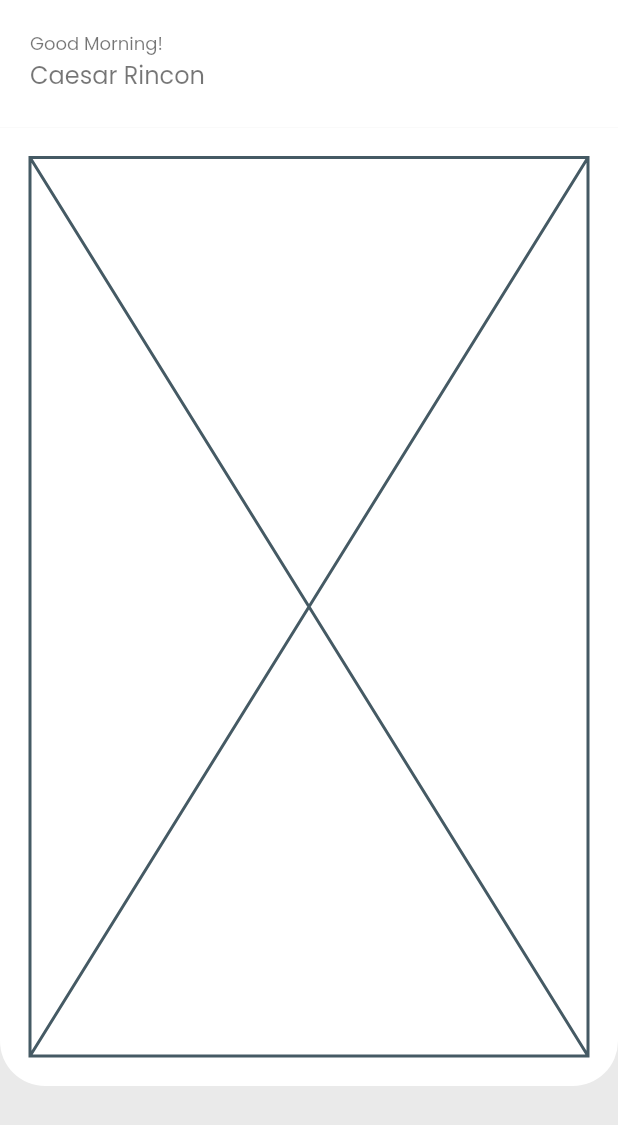
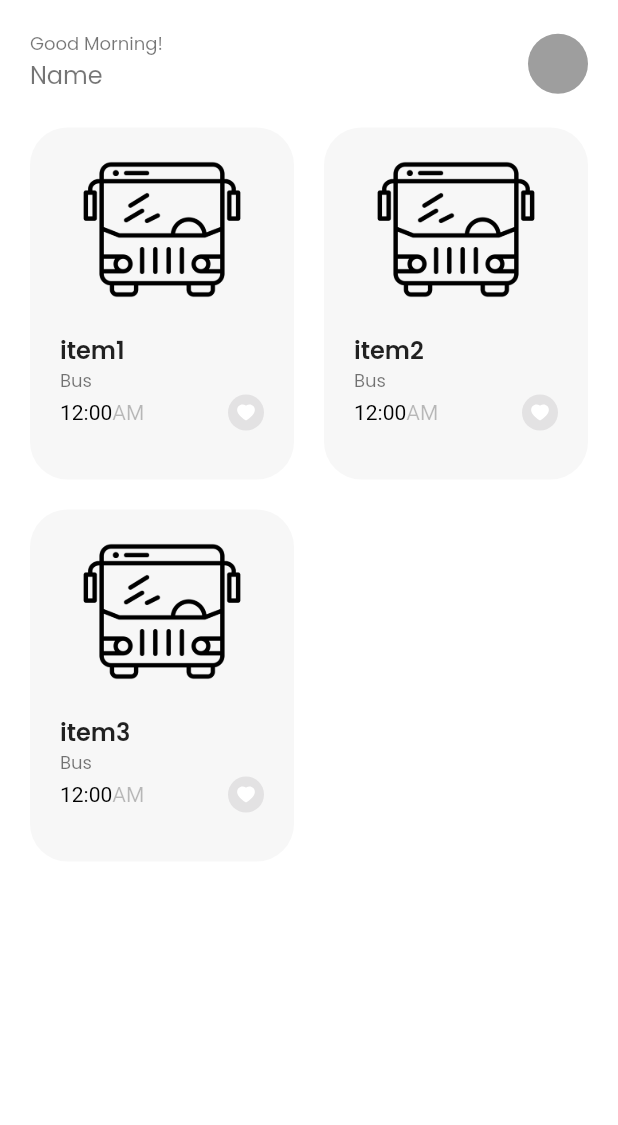
Before and after one commit to chlee1252/Scheduled_Map, a Flutter app: the screen it shows after launch, on a phone screen of 412 x 824 dp. Shown: the top 1125 px of the screen. Run offline on Flutter 3.47's test engine with Material 2 defaults, Android fonts, the phone set to English and light mode, and no system bars; our stand-ins replace flutter_svg, get, google_fonts.

```diff
--- /dev/null
+++ b/lib/details/controllers/details_state.dart
@@ -0,0 +1,3 @@
+enum DetailState {
+  NORMAL, MENU
+}
--- a/lib/home/controllers/home_controller.dart
+++ /dev/null
@@ -1,12 +0,0 @@
-import 'package:flutter/material.dart';
-import 'package:scheduled_map/home/controllers/home_state.dart';
-
-
-class HomeController extends ChangeNotifier {
-  HomeState homeState = HomeState.NORMAL;
-
-  void changeHomeState(HomeState state) {
-    homeState = state;
-    notifyListeners();
-  }
-}
--- a/lib/home/controllers/home_state.dart
+++ /dev/null
@@ -1,3 +0,0 @@
-enum HomeState {
-  NORMAL, MENU
-}
--- a/lib/home/screen/home_screen.dart
+++ b/lib/home/screen/home_screen.dart
@@ -1,20 +1,16 @@
 import 'package:flutter/material.dart';
 import 'package:scheduled_map/constants.dart';
-import 'package:scheduled_map/home/controllers/home_state.dart';
-import 'package:scheduled_map/home/controllers/home_controller.dart';
 import 'package:scheduled_map/home/widget/home_header.dart';
+import 'package:scheduled_map/home/widget/route_card.dart';
+import 'package:scheduled_map/models/Items.dart';
 
 class HomeScreen extends StatelessWidget {
-  final HomeController homeController = HomeController();
 
-  void _onVerticalGesture(DragUpdateDetails details) {
-    if (details.primaryDelta! < -0.7) {
-      homeController.changeHomeState(HomeState.MENU);
-    } else if (details.primaryDelta! > 12) {
-      homeController.changeHomeState(HomeState.NORMAL);
-    }
-  }
-
+  final List<Items> example = [
+    new Items(title: "item1", image: "assets/icon/bus.png"),
+    new Items(title: "item2", image: "assets/icon/bus.png"),
+    new Items(title: "item3", image: "assets/icon/bus.png")
+  ];
   @override
   Widget build(BuildContext context) {
     return Scaffold(
@@ -22,69 +18,32 @@ class HomeScreen extends StatelessWidget {
       body: SafeArea(
         bottom: false,
         child: Container(
-          color: greyTheme,
-          child: AnimatedBuilder(
-            animation: homeController,
-            builder: (context, _) {
-              return LayoutBuilder(
-                builder: (context, BoxConstraints constraints) {
-                  return Stack(
+          child: Column(
             children: [
-                      AnimatedPositioned(
-                        duration: panelTransition,
-                        top: homeController.homeState == HomeState.NORMAL
-                            ? headerHeight
-                            : -(constraints.maxHeight -
-                                menuBarHeight * 2 -
-                                headerHeight),
-                        left: 0,
-                        right: 0,
-                        height: constraints.maxHeight -
-                            headerHeight -
-                            menuBarHeight,
+              HomeHeader(),
+              Expanded(
                 child: Container(
-                          padding: const EdgeInsets.all(defaultPadding),
+                  padding: const EdgeInsets.symmetric(horizontal: defaultPadding),
                   decoration: BoxDecoration(
                     color: Colors.white,
                     borderRadius: const BorderRadius.only(
                       bottomLeft: Radius.circular(defaultPadding * 1.5),
-                              bottomRight:
-                                  Radius.circular(defaultPadding * 1.5),
+                      bottomRight: Radius.circular(defaultPadding * 1.5),
                     ),
                   ),
-                          child: Placeholder(),
+                  child: GridView.builder(
+                    itemCount: example.length,
+                    gridDelegate: SliverGridDelegateWithFixedCrossAxisCount(
+                      crossAxisCount: 2,
+                      childAspectRatio: 0.75,
+                      mainAxisSpacing: defaultPadding,
+                      crossAxisSpacing: defaultPadding,
+                    ),
+                    itemBuilder: (context, index) => RouteCard(items: example[index], press: () {}),
+                  )
                 ),
               ),
-                      AnimatedPositioned(
-                        duration: panelTransition,
-                        bottom: 0,
-                        left: 0,
-                        right: 0,
-                        height: homeController.homeState == HomeState.NORMAL
-                            ? menuBarHeight
-                            : constraints.maxHeight - menuBarHeight,
-                        child: GestureDetector(
-                          onVerticalDragUpdate: _onVerticalGesture,
-                          child: Container(
-                            color: greyTheme,
-                          ),
-                        ),
-                      ),
-                      AnimatedPositioned(
-                        duration: panelTransition,
-                        top: homeController.homeState == HomeState.NORMAL
-                            ? 0
-                            : -headerHeight,
-                        right: 0,
-                        left: 0,
-                        height: headerHeight,
-                        child: HomeHeader(),
-                      ),
             ],
-                  );
-                },
-              );
-            },
           ),
         ),
       ),
--- a/lib/home/widget/home_header.dart
+++ b/lib/home/widget/home_header.dart
@@ -23,7 +23,7 @@ class HomeHeader extends StatelessWidget {
                 style: Theme.of(context).textTheme.caption,
               ),
               Text(
-                "Caesar Rincon",
+                "Name",
                 style: Theme.of(context)
                     .textTheme
                     .subtitle1!
@@ -32,7 +32,7 @@ class HomeHeader extends StatelessWidget {
             ],
           ),
           CircleAvatar(
-            backgroundColor: Colors.transparent,
+            backgroundColor: Colors.grey,
           )
         ],
       ),
--- /dev/null
+++ b/lib/home/widget/on_icon.dart
@@ -0,0 +1,20 @@
+import 'package:flutter/material.dart';
+import 'package:flutter_svg/flutter_svg.dart';
+
+class OnIcon extends StatelessWidget {
+  const OnIcon({
+    Key? key,
+    this.radius = 12,
+  }) : super(key: key);
+
+  final double radius;
+
+  @override
+  Widget build(BuildContext context) {
+    return CircleAvatar(
+      radius: radius,
+      backgroundColor: Color(0xFFE3E2E3),
+      child: SvgPicture.asset("assets/icon/heart.svg"),
+    );
+  }
+}
--- /dev/null
+++ b/lib/home/widget/route_card.dart
@@ -0,0 +1,57 @@
+import 'package:flutter/material.dart';
+import 'package:flutter_svg/flutter_svg.dart';
+import 'package:scheduled_map/constants.dart';
+import 'package:scheduled_map/home/widget/on_icon.dart';
+import 'package:scheduled_map/home/widget/time.dart';
+import 'package:scheduled_map/models/Items.dart';
+
+class RouteCard extends StatelessWidget {
+  const RouteCard({
+    Key? key,
+    required this.items,
+    required this.press,
+  }) : super(key: key);
+
+  final Items items;
+  final VoidCallback press;
+
+  @override
+  Widget build(BuildContext context) {
+    return GestureDetector(
+      onTap: press,
+      child: Container(
+        padding: EdgeInsets.symmetric(horizontal: defaultPadding),
+        decoration: BoxDecoration(
+          color: Color(0xFFF7F7F7),
+          borderRadius: const BorderRadius.all(
+            Radius.circular(defaultPadding * 1.25),
+          ),
+        ),
+        child: Column(
+          crossAxisAlignment: CrossAxisAlignment.start,
+          children: [
+            Image.asset(items.image!),
+            Text(
+              items.title!,
+              style: Theme.of(context)
+                  .textTheme
+                  .subtitle1!
+                  .copyWith(fontWeight: FontWeight.w600),
+            ),
+            Text(
+              "Bus",
+              style: Theme.of(context).textTheme.caption,
+            ),
+            Row(
+              mainAxisAlignment: MainAxisAlignment.spaceBetween,
+              children: [
+                Time(startTime: "12:00"),
+                OnIcon()
+              ],
+            )
+          ],
+        ),
+      ),
+    );
+  }
+}
--- /dev/null
+++ b/lib/home/widget/time.dart
@@ -0,0 +1,28 @@
+import 'package:flutter/material.dart';
+import 'package:scheduled_map/constants.dart';
+
+class Time extends StatelessWidget {
+  const Time({
+    Key? key,
+    required this.startTime,
+  }) : super(key: key);
+
+  final String startTime;
+
+  @override
+  Widget build(BuildContext context) {
+    return Text.rich(
+          TextSpan(
+            text: startTime,
+            style: TextStyle(color: Colors.black),
+            children: [
+              TextSpan(
+                text: "AM",
+                style:
+                TextStyle(color: Colors.black26, fontWeight: FontWeight.normal),
+              ),
+            ]
+          ),
+    );
+  }
+}
--- /dev/null
+++ b/lib/models/Items.dart
@@ -0,0 +1,5 @@
+class Items {
+  final String? title, image;
+
+  Items({this.title, this.image});
+}
--- a/pubspec.yaml
+++ b/pubspec.yaml
@@ -47,10 +47,8 @@ flutter:
   # the material Icons class.
   uses-material-design: true
 
-  # To add assets to your application, add an assets section, like this:
-  # assets:
-  #   - images/a_dot_burr.jpeg
-  #   - images/a_dot_ham.jpeg
+  assets:
+    - assets/icon/
 
   # An image asset can refer to one or more resolution-specific "variants", see
   # https://flutter.dev/assets-and-images/#resolution-aware.
```
Also changed, not shown: lib/details/controllers/details_controller.dart (added, +12 -0 lines), lib/details/screen/details_screen.dart (added, +98 -0 lines), lib/details/widget/details_header.dart (added, +26 -0 lines), assets/icon/bus.png (added), assets/icon/bus.svg (added), assets/icon/heart.svg (added), 1 other file. Lines whose indentation alone changed are shown as unchanged.
